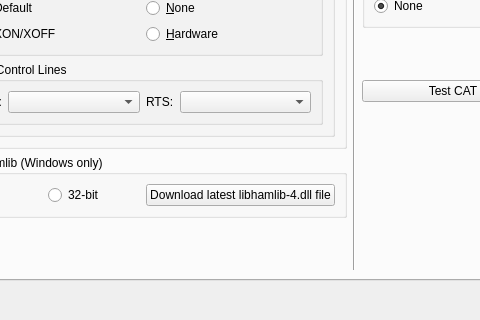
This is Configuration_ohneAlerts.ui in uaro-radio/wsjtx as Qt 5 draws it before an edit; both pictures show x 84 to 564 and y 396 to 716 of the 877 by 716 pixel window. The edited form follows.
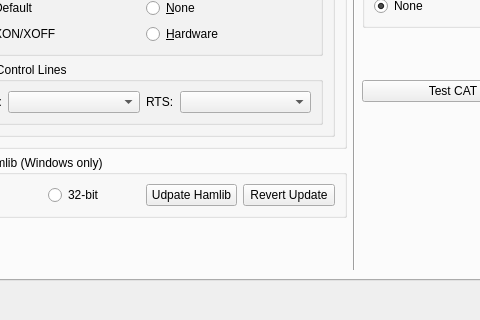
This is the edited form. The open tabs and pages were chosen to show the change. Custom widgets are drawn as their Qt base class.

Commit message: Improve new function "Update Hamlib (Windows only)".

Patch:
```diff
--- a/Configuration_ohneAlerts.ui
+++ b/Configuration_ohneAlerts.ui
@@ -1580,7 +1580,17 @@
              <string>&lt;html&gt;&lt;head/&gt;&lt;body&gt;&lt;p&gt;Download the latest libhamlib-4.dll file from https://n0nb.users.sourceforge.net/. &lt;/p&gt;&lt;p&gt;Note: This function is only available on Windows.&lt;/p&gt;&lt;/body&gt;&lt;/html&gt;</string>
             </property>
             <property name="text">
-             <string>Download latest libhamlib-4.dll file</string>
+             <string>Udpate Hamlib</string>
+            </property>
+           </widget>
+          </item>
+          <item row="0" column="3">
+           <widget class="QPushButton" name="revert_update_button">
+            <property name="toolTip">
+             <string>&lt;html&gt;&lt;head/&gt;&lt;body&gt;&lt;p&gt;Revert the last Hamlib update. &lt;/p&gt;&lt;p&gt;Note: This function is only available on Windows.&lt;/p&gt;&lt;/body&gt;&lt;/html&gt;</string>
+            </property>
+            <property name="text">
+             <string>Revert Update</string>
             </property>
            </widget>
           </item>
```
Left out of the diff: 186 changed lines with no effect on the pictures. The commit also changes 6 other files.
